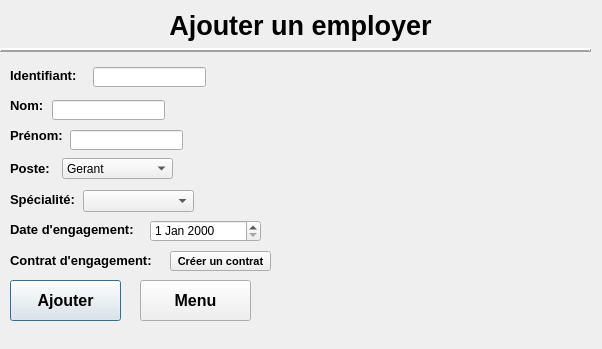
The window that UI/Ajouter_Employer.ui (LePerron/Application-gestion-employes-projet-session-2023) describes before a commit, drawn with Qt 5.
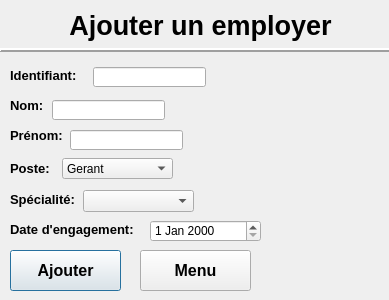
The same window after the commit.

Commit message: Ajout du UI créer un contrat

Diff of the .ui file:
```diff
--- a/UI/Ajouter_Employer.ui
+++ b/UI/Ajouter_Employer.ui
@@ -6,8 +6,8 @@
    <rect>
     <x>0</x>
     <y>0</y>
-    <width>602</width>
-    <height>349</height>
+    <width>389</width>
+    <height>300</height>
    </rect>
   </property>
   <property name="windowTitle">
@@ -18,7 +18,7 @@
     <rect>
      <x>10</x>
      <y>10</y>
-     <width>581</width>
+     <width>381</width>
      <height>31</height>
     </rect>
    </property>
@@ -48,7 +48,7 @@
     <rect>
      <x>0</x>
      <y>40</y>
-     <width>591</width>
+     <width>391</width>
      <height>21</height>
     </rect>
    </property>
@@ -291,7 +291,7 @@
    <property name="geometry">
     <rect>
      <x>10</x>
-     <y>280</y>
+     <y>250</y>
      <width>111</width>
      <height>41</height>
     </rect>
@@ -312,7 +312,7 @@
    <property name="geometry">
     <rect>
      <x>140</x>
-     <y>280</y>
+     <y>250</y>
      <width>111</width>
      <height>41</height>
     </rect>
@@ -359,60 +359,6 @@
     </rect>
    </property>
   </widget>
-  <widget class="QLabel" name="labelErreurContratEngagement">
-   <property name="geometry">
-    <rect>
-     <x>280</x>
-     <y>252</y>
-     <width>121</width>
-     <height>16</height>
-    </rect>
-   </property>
-   <property name="text">
-    <string/>
-   </property>
-  </widget>
-  <widget class="QLabel" name="labelContratEngagement">
-   <property name="geometry">
-    <rect>
-     <x>10</x>
-     <y>245</y>
-     <width>151</width>
-     <height>31</height>
-    </rect>
-   </property>
-   <property name="font">
-    <font>
-     <pointsize>10</pointsize>
-     <weight>75</weight>
-     <bold>true</bold>
-    </font>
-   </property>
-   <property name="text">
-    <string>Contrat d'engagement:</string>
-   </property>
-  </widget>
-  <widget class="QPushButton" name="pushButtonMenu_2">
-   <property name="geometry">
-    <rect>
-     <x>170</x>
-     <y>251</y>
-     <width>101</width>
-     <height>20</height>
-    </rect>
-   </property>
-   <property name="font">
-    <font>
-     <pointsize>8</pointsize>
-     <weight>75</weight>
-     <italic>false</italic>
-     <bold>true</bold>
-    </font>
-   </property>
-   <property name="text">
-    <string>Créer un contrat</string>
-   </property>
-  </widget>
  </widget>
  <resources/>
  <connections/>
```
The commit also changes 3 other files.
